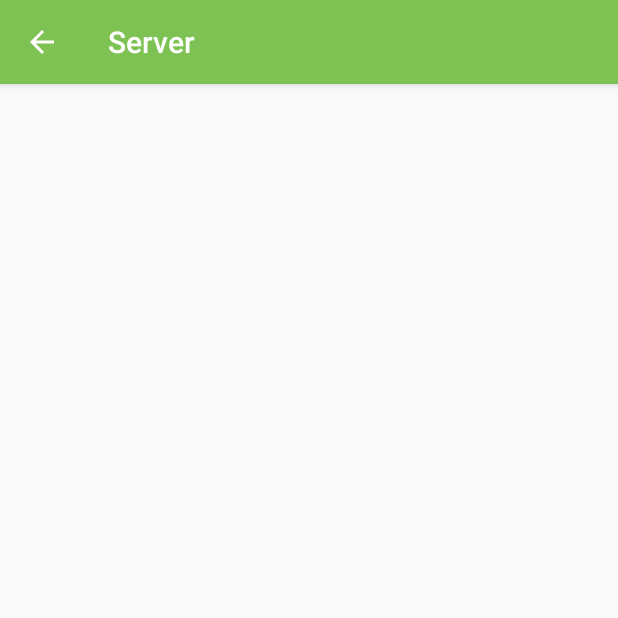
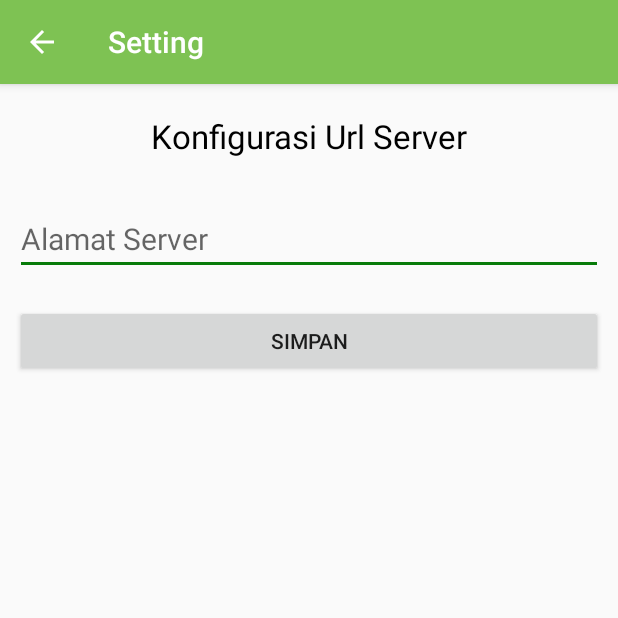
Before and after one commit to agung14/app_pemesanan_makanan, an Android app: the ServerActivity screen opened directly, with no data from a screen before it, on a phone screen of 412 x 824 dp, the top half of it. Run offline under Robolectric (Android 15) with nearby library versions, the phone set to English and light mode, and no system bars.

Commit message:
berhasil layouting setting server url

```diff
--- a/app/src/main/AndroidManifest.xml
+++ b/app/src/main/AndroidManifest.xml
@@ -23,7 +23,7 @@
 
         <activity
             android:name=".ServerActivity"
-            android:label="Server"
+            android:label="Setting"
             android:parentActivityName=".MainActivity">
         </activity>
     </application>
--- a/app/src/main/res/layout/activity_server.xml
+++ b/app/src/main/res/layout/activity_server.xml
@@ -4,6 +4,32 @@
     xmlns:tools="http://schemas.android.com/tools"
     android:layout_width="match_parent"
     android:layout_height="match_parent"
+    android:orientation="vertical"
+    android:padding="10dp"
     tools:context="com.muhammadagung.pertemuan4_drawer.ServerActivity">
 
+    <TextView
+        android:layout_width="wrap_content"
+        android:layout_height="wrap_content"
+        android:text="Konfigurasi Url Server"
+        android:layout_gravity="center"
+        android:layout_marginTop="10dp"
+        android:textSize="22dp"
+        android:textColor="#000"/>
+
+    <EditText
+        android:id="@+id/editText"
+        android:layout_width="match_parent"
+        android:layout_height="wrap_content"
+        android:layout_marginTop="30dp"
+        android:hint="Alamat Server"
+        android:textSize="20dp"/>
+
+    <Button
+        android:id="@+id/btn_simpan"
+        android:layout_width="match_parent"
+        android:layout_height="wrap_content"
+        android:text="Simpan"
+        android:layout_marginTop="20dp"/>
+
 </LinearLayout>
--- a/app/src/main/res/menu/activity_main_drawer.xml
+++ b/app/src/main/res/menu/activity_main_drawer.xml
@@ -6,15 +6,15 @@
         <item
             android:id="@+id/nav_beranda"
             android:icon="@mipmap/home"
-            android:title="Home" />
+            android:title="Beranda" />
         <item
             android:id="@+id/nav_makanan"
             android:icon="@mipmap/gallery"
-            android:title="Gallery" />
+            android:title="Makanan" />
         <item
             android:id="@+id/nav_minuman"
             android:icon="@mipmap/price"
-            android:title="Size and Price" />
+            android:title="Minuman" />
         <item
             android:id="@+id/nav_Order"
             android:icon="@mipmap/shop"
```
